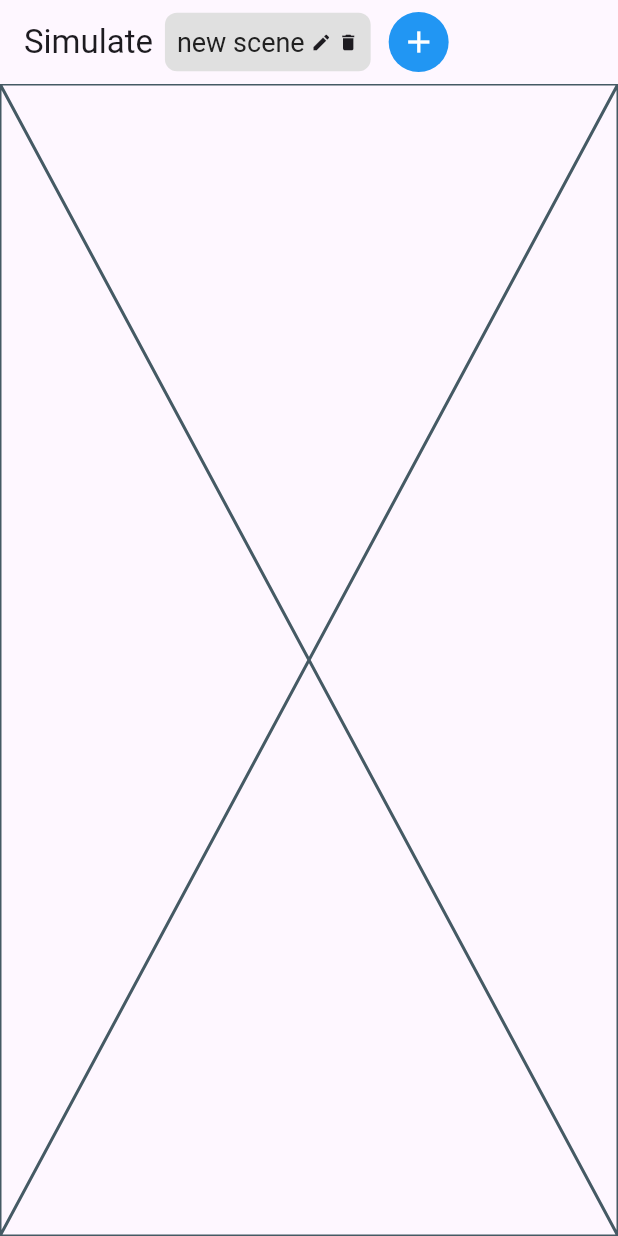
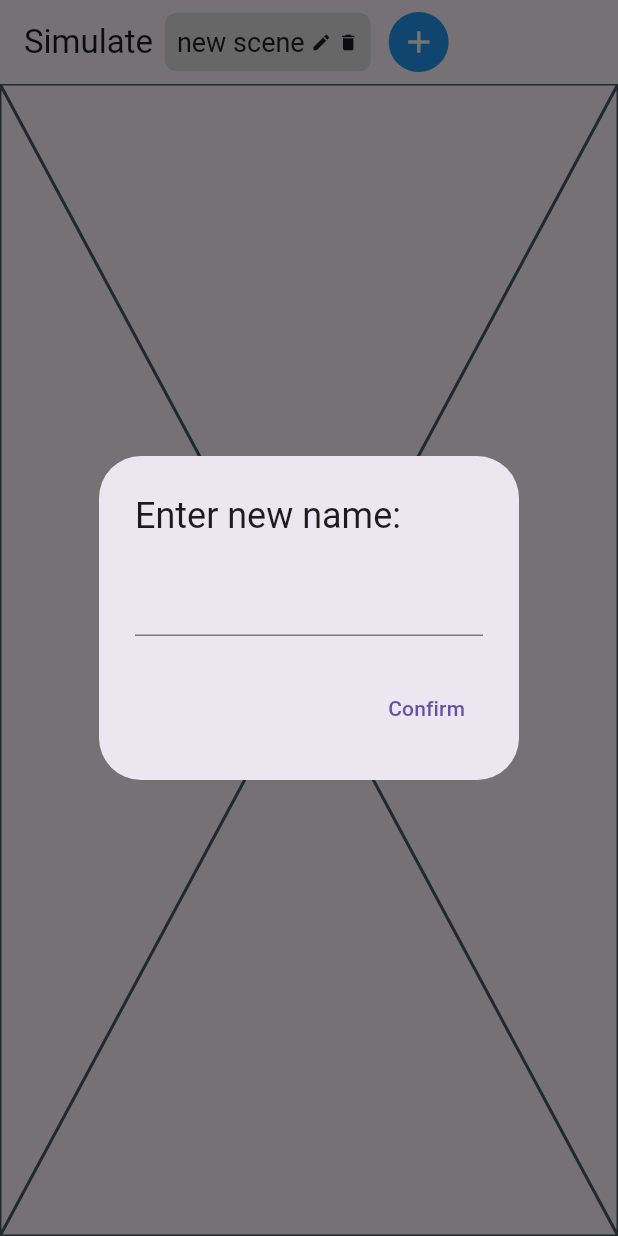
Before and after one commit to joehuang610154/game_prototype_simulator, a Flutter app: the screen it shows after launch, after a tap on the "edit" icon, on a phone screen of 412 x 824 dp. Run offline on Flutter 3.47's test engine with Material 3 defaults, Android fonts, the phone set to English and light mode, and no system bars; our stand-ins replace freezed_annotation, get_it, injectable.

Commit message:
show rename dialog

```diff
--- /dev/null
+++ b/lib/components/rename_dialog/rename_dialog.dart
@@ -0,0 +1,42 @@
+import 'package:flutter/material.dart';
+
+class RenameDialog extends StatefulWidget {
+  const RenameDialog({super.key});
+
+  @override
+  State<RenameDialog> createState() => _RenameDialogState();
+}
+
+class _RenameDialogState extends State<RenameDialog> {
+  final TextEditingController _controller = TextEditingController();
+  final _formKey = GlobalKey<FormState>();
+
+  @override
+  Widget build(BuildContext context) {
+    return Form(
+      key: _formKey,
+      child: AlertDialog(
+        title: Text("Enter new name:"),
+        content: TextFormField(
+          controller: _controller,
+          validator: (value) {
+            if (value == null || value.isEmpty) {
+              return "Required";
+            }
+            return null;
+          },
+        ),
+        actions: [
+          TextButton(
+            onPressed: () {
+              if (_formKey.currentState!.validate()) {
+                Navigator.of(context).pop(_controller.text);
+              }
+            },
+            child: Text("Confirm"),
+          ),
+        ],
+      ),
+    );
+  }
+}
--- a/lib/constants/widgets.dart
+++ b/lib/constants/widgets.dart
@@ -3,4 +3,6 @@ import 'package:flutter/material.dart';
 class Gaps {
   static const w4 = SizedBox(width: 4);
   static const w8 = SizedBox(width: 8);
+
+  static const h12 = SizedBox(height: 12);
 }
--- a/lib/pages/simulate/simulate_controller.dart
+++ b/lib/pages/simulate/simulate_controller.dart
@@ -20,4 +20,6 @@ class SimulateController {
     }
     return data.scenes.first;
   }
+
+  Future<void> renameScene(String newName) async {}
 }
--- a/lib/pages/simulate/simulate_page.dart
+++ b/lib/pages/simulate/simulate_page.dart
@@ -1,4 +1,5 @@
 import 'package:flutter/material.dart';
+import 'package:game_prototype_simulator/components/rename_dialog/rename_dialog.dart';
 import 'package:game_prototype_simulator/constants/widget_key.dart';
 import 'package:game_prototype_simulator/constants/widgets.dart';
 import 'package:game_prototype_simulator/injection.dart';
@@ -46,7 +47,16 @@ class SimulatePage extends StatelessWidget {
                       ),
                       Gaps.w4,
                       InkWell(
-                        onTap: () {},
+                        onTap: () async {
+                          String? newName = await showDialog(
+                            context: context,
+                            builder: (context) => RenameDialog(),
+                          );
+
+                          if (newName != null) {
+                            await controller.renameScene(newName);
+                          }
+                        },
                         child: Icon(
                           Icons.edit,
                           size: 14,
```
